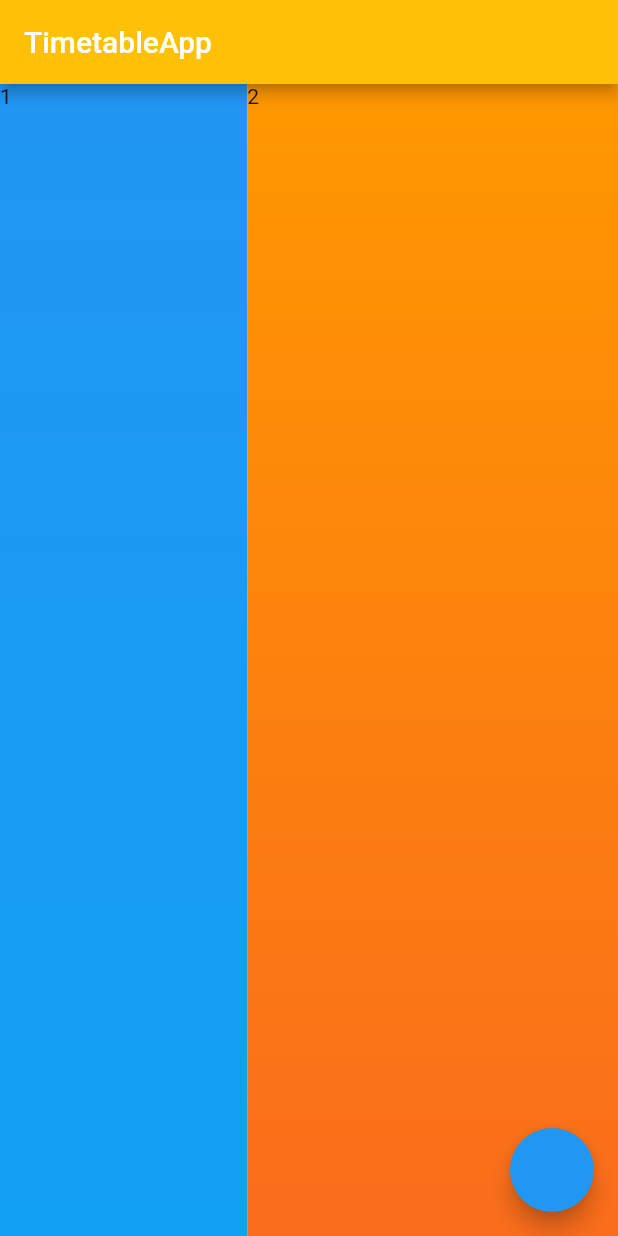
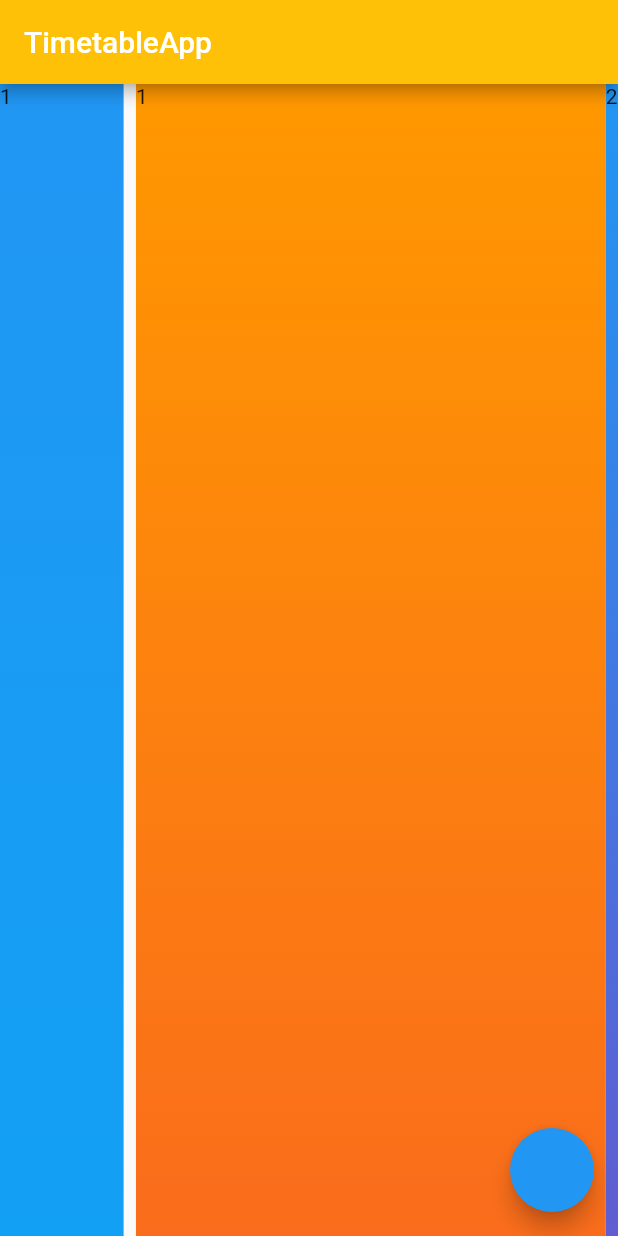
Before and after one commit to BenRaguckas/TimetableApp, a Flutter app: the screen it shows after launch, on a phone screen of 412 x 824 dp. Run offline on Flutter 3.47's test engine with Material 2 defaults, Android fonts, the phone set to English and light mode, and no system bars; our stand-ins replace dropdown_search.

Commit message:
Created a skeleton for table display.

```diff
--- a/lib/main.dart
+++ b/lib/main.dart
@@ -16,6 +16,12 @@ class TimetableApp extends StatefulWidget {
 }
 
 class _TimetableAppState extends State<TimetableApp> {
+  final PageController _controller = PageController(
+    initialPage: 0,
+    //  Size of display (anything below 1.0 allows seeing side objects)
+    // viewportFraction: 0.95,
+  );
+
   @override
   Widget build(BuildContext context) {
     return MaterialApp(
--- a/lib/src/view/day_view.dart
+++ b/lib/src/view/day_view.dart
@@ -1,8 +1,6 @@
 import 'package:flutter/material.dart';
 
 class DayView extends StatelessWidget {
-
-
   @override
   Widget build(BuildContext context) {
     return Container(
@@ -15,37 +13,82 @@ class DayView extends StatelessWidget {
     );
   }
 
+  final PageController _controller = PageController(
+    initialPage: 0,
+    //  Size of display (anything below 1.0 allows seeing side objects)
+    viewportFraction: 0.95,
+  );
+
   Widget columnGet(BuildContext context) {
     return Row(
       crossAxisAlignment: CrossAxisAlignment.stretch,
       children: [
         Expanded(
-          flex: 4,
-          child:
-          Container(
+          flex: 2,
+          child: Container(
             decoration: const BoxDecoration(
               gradient: LinearGradient(
                 colors: [Colors.blue, Colors.lightBlue],
                 begin: Alignment.topCenter,
                 end: Alignment.bottomCenter,
-              )
+              ),
             ),
             child: const Text("1"),
           ),
         ),
         //  c2
+        // Expanded(
+        //   flex: 8,
+        //   child: Container(
+        //     decoration: const BoxDecoration(
+        //       gradient: LinearGradient(
+        //         colors: [Colors.orange, Colors.red],
+        //         begin: Alignment.topCenter,
+        //         end: Alignment.bottomCenter,
+        //       ),
+        //     ),
+        //     child: const Text("2"),
+        //   ),
+        // ),
         Expanded(
-          flex: 6,
-          child:
+          flex: 8,
+          child: PageView(
+            controller: _controller,
+            scrollDirection: Axis.horizontal,
+            children: [
               Container(
                 decoration: const BoxDecoration(
                   gradient: LinearGradient(
                     colors: [Colors.orange, Colors.red],
                     begin: Alignment.topCenter,
                     end: Alignment.bottomCenter,
-              )
+                  ),
+                ),
+                child: const Text("1"),
+              ),
+              //  2
+              Container(
+                decoration: const BoxDecoration(
+                  gradient: LinearGradient(
+                    colors: [Colors.blue, Colors.purple],
+                    begin: Alignment.topCenter,
+                    end: Alignment.bottomCenter,
+                  ),
                 ),
                 child: const Text("2"),
+              ),
+              // 3
+              Container(
+                decoration: const BoxDecoration(
+                  gradient: LinearGradient(
+                    colors: [Colors.red, Colors.orange],
+                    begin: Alignment.topCenter,
+                    end: Alignment.bottomCenter,
+                  ),
+                ),
+                child: const Text("3"),
+              ),
+            ],
           ),
         ),
       ],
```
Lines whose indentation alone changed are shown as unchanged.
